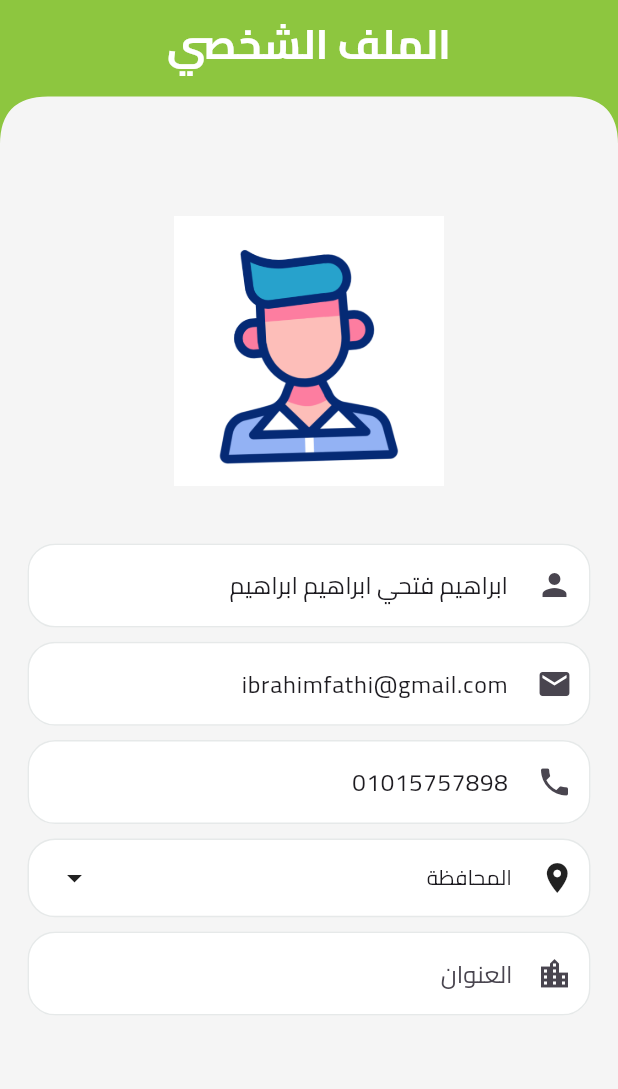
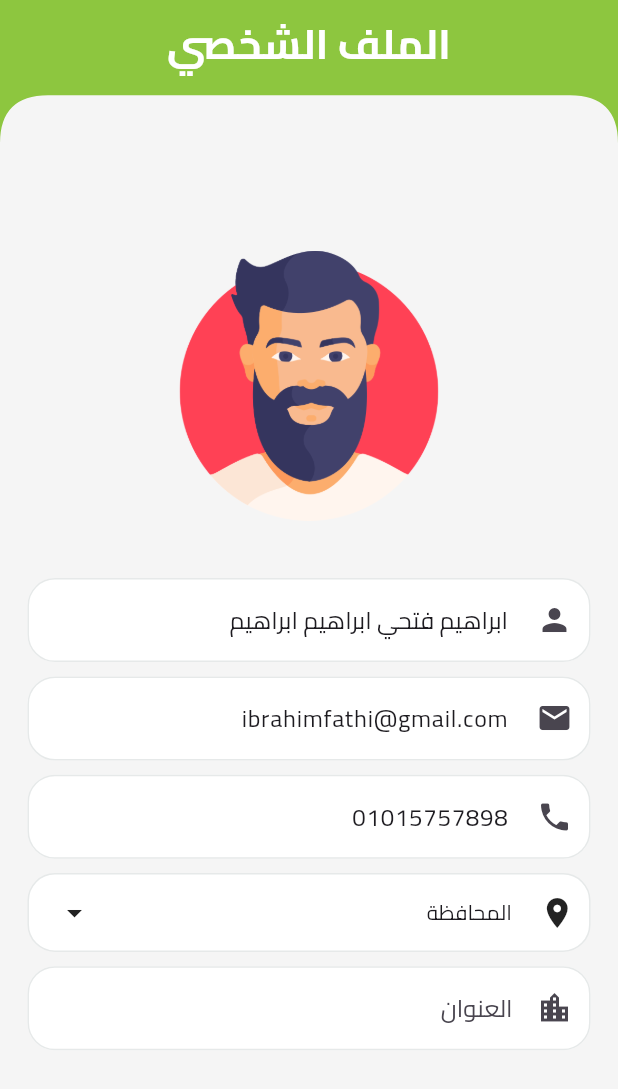
Before and after one commit to ibrahimsiam25/WestElbalad, a Flutter app: the ProfileView screen opened by its route, on a phone screen of 412 x 824 dp. Shown: the top 1089 px of the screen. Run offline on Flutter 3.47's test engine with Material 3 defaults, Android fonts, the phone set to English and light mode, and no system bars; drawn by our look-alikes of modal_progress_hud_nsn; our stand-ins replace bloc, cached_network_image, cloud_firestore, dartz, firebase_auth, firebase_core and 15 more; missing offline and left inert: svg_flutter; accounts and stored records are empty.

Commit message:
Profile UI Done.

```diff
--- a/lib/features/profile/presentation/views/profile_view.dart
+++ b/lib/features/profile/presentation/views/profile_view.dart
@@ -1,9 +1,12 @@
 import 'package:flutter/material.dart';
 import 'package:flutter_bloc/flutter_bloc.dart';
+import 'package:flutter_screenutil/flutter_screenutil.dart';
+import 'package:west_elbalad/core/widgets/custom_app_bar.dart';
+import 'package:west_elbalad/features/profile/presentation/manager/cubit/profile_cubit.dart';
+import 'package:west_elbalad/features/profile/presentation/views/widgets/profile_view_body_bloc_consumer.dart';
+
 import '../../../../core/service/get_it_service.dart';
 import '../../../admin/presentation/manager/image_picker/image_picker_cubit.dart';
-import 'package:west_elbalad/features/profile/presentation/manager/cubit/profile_cubit.dart';
-import 'package:west_elbalad/features/profile/presentation/views/widgets/profile_view_body_bloc_consumer.dart';
 
 class ProfileView extends StatelessWidget {
   const ProfileView({super.key});
@@ -20,6 +23,15 @@ class ProfileView extends StatelessWidget {
         ),
       ],
       child: Scaffold(
+        extendBodyBehindAppBar: true,
+        extendBody: true,
+        appBar: PreferredSize(
+          preferredSize: Size.fromHeight(80.0.h),
+          child: CustomAppBar(
+            title: "الملف الشخصي",
+            backButton: false,
+          ),
+        ),
         body: const ProfileViewBodyBlocConsumer(),
       ),
     );
--- a/lib/features/profile/presentation/views/widgets/profile_view_body_bloc_consumer.dart
+++ b/lib/features/profile/presentation/views/widgets/profile_view_body_bloc_consumer.dart
@@ -1,14 +1,14 @@
 import 'package:flutter/material.dart';
 import 'package:flutter_bloc/flutter_bloc.dart';
 import 'package:flutter_screenutil/flutter_screenutil.dart';
-import 'package:west_elbalad/core/widgets/custom_app_bar.dart';
+import 'package:modal_progress_hud_nsn/modal_progress_hud_nsn.dart';
+import 'package:west_elbalad/core/constants/app_consts.dart';
+import 'package:west_elbalad/features/admin/presentation/views/widgets/add_in_store/image_picker_bloc_builder.dart';
+import 'package:west_elbalad/features/profile/presentation/views/widgets/profile_view_body.dart';
+
+import '../../../../../core/constants/app_assets.dart';
+import '../../../../../core/functions/build_message_bar.dart';
 import '../../manager/cubit/profile_cubit.dart';
-import '../../../../../core/constants/app_assets.dart';
-import 'package:west_elbalad/core/constants/app_consts.dart';
-import '../../../../../core/functions/build_message_bar.dart';
-import 'package:modal_progress_hud_nsn/modal_progress_hud_nsn.dart';
-import 'package:west_elbalad/features/profile/presentation/views/widgets/profile_view_body.dart';
-import 'package:west_elbalad/features/admin/presentation/views/widgets/add_in_store/image_picker_bloc_builder.dart';
 
 class ProfileViewBodyBlocConsumer extends StatelessWidget {
   const ProfileViewBodyBlocConsumer({super.key});
@@ -30,16 +30,12 @@ class ProfileViewBodyBlocConsumer extends StatelessWidget {
           child: SingleChildScrollView(
             child: Column(
               children: [
-                CustomAppBar(
-                  title: 'الملف الشخصي',
-                  backButton: false,
-                ),
-                SizedBox(height: 40.0.h),
+                SizedBox(height: 140.0.h),
                 imagePickerBlocBuilder(
                   radius: kRadius48,
                   width: 180,
                   height: 180,
-                  defaultImage: AppAssets.avatar,
+                  defaultImage: AppAssets.profile,
                 ),
                 SizedBox(height: 32.0.h),
                 ProfileViewBody(),
```
